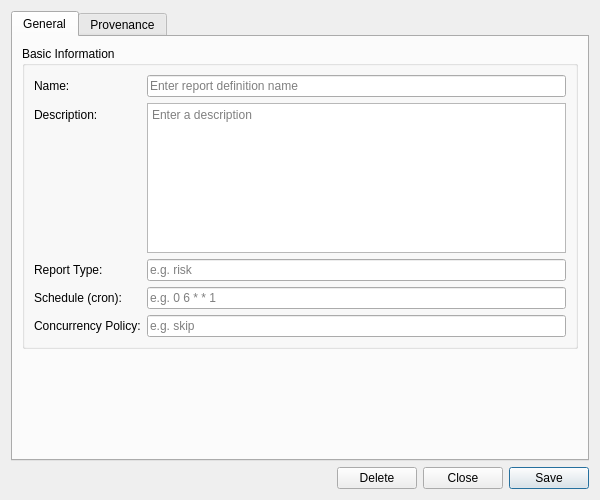
Above: projects/ores.qt/ui/ReportDefinitionDetailDialog.ui from OreStudio/OreStudio before the change. Below: the same form after it.
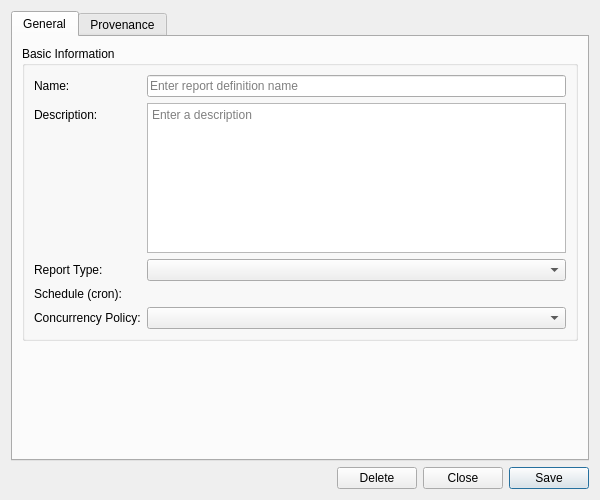
That is the form after the change. Custom widgets are drawn as their Qt base class.

Commit message: [qt] Add report scheduling UI with CronExpressionWidget

What changed in the file:
```diff
--- a/projects/ores.qt/ui/ReportDefinitionDetailDialog.ui
+++ b/projects/ores.qt/ui/ReportDefinitionDetailDialog.ui
@@ -86,11 +86,7 @@
            </widget>
           </item>
           <item row="2" column="1">
-           <widget class="QLineEdit" name="reportTypeEdit">
-            <property name="placeholderText">
-             <string>e.g. risk</string>
-            </property>
-           </widget>
+           <widget class="QComboBox" name="reportTypeCombo"/>
           </item>
           <item row="3" column="0">
            <widget class="QLabel" name="labelScheduleExpression">
@@ -100,11 +96,7 @@
            </widget>
           </item>
           <item row="3" column="1">
-           <widget class="QLineEdit" name="scheduleExpressionEdit">
-            <property name="placeholderText">
-             <string>e.g. 0 6 * * 1</string>
-            </property>
-           </widget>
+           <widget class="ores::qt::CronExpressionWidget" name="cronWidget" native="true"/>
           </item>
           <item row="4" column="0">
            <widget class="QLabel" name="labelConcurrencyPolicy">
@@ -114,11 +106,7 @@
            </widget>
           </item>
           <item row="4" column="1">
-           <widget class="QLineEdit" name="concurrencyPolicyEdit">
-            <property name="placeholderText">
-             <string>e.g. skip</string>
-            </property>
-           </widget>
+           <widget class="QComboBox" name="concurrencyPolicyCombo"/>
           </item>
          </layout>
         </widget>
@@ -197,6 +185,11 @@
    <extends>QWidget</extends>
    <header>ores.qt/ProvenanceWidget.hpp</header>
   </customwidget>
+  <customwidget>
+   <class>ores::qt::CronExpressionWidget</class>
+   <extends>QWidget</extends>
+   <header>ores.qt/CronExpressionWidget.hpp</header>
+  </customwidget>
  </customwidgets>
  <resources/>
  <connections/>
```
The commit also changes 20 other files.
